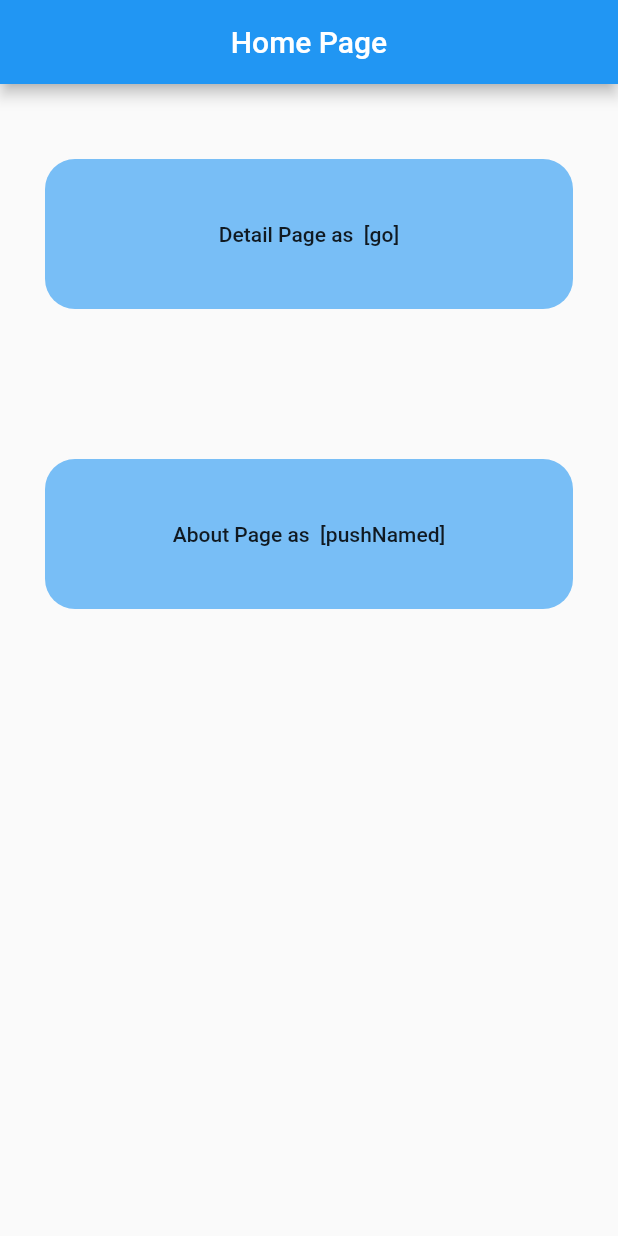
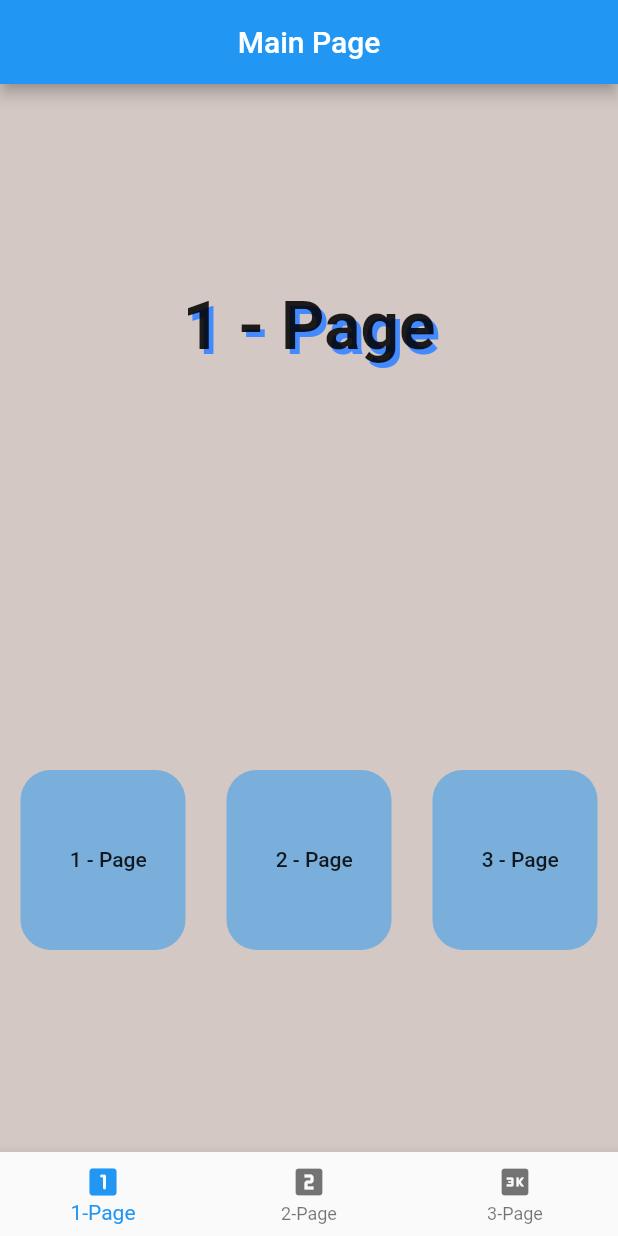
Before and after one commit to Boburbek6010/router_go, a Flutter app: the screen it shows after launch, on a phone screen of 412 x 824 dp. Run offline on Flutter 3.47's test engine with Material 2 defaults, Android fonts, the phone set to English and light mode, and no system bars; our stand-ins replace go_router.

Commit message:
2-commit

```diff
--- a/lib/pages/about_page.dart
+++ /dev/null
@@ -1,35 +0,0 @@
-import 'package:flutter/material.dart';
-import 'package:go_router/go_router.dart';
-
-class AboutPage extends StatelessWidget {
-  const AboutPage({Key? key}) : super(key: key);
-
-  @override
-  Widget build(BuildContext context) {
-    return Scaffold(
-      appBar: AppBar(
-        centerTitle: true,
-        title: const Text("About Page"),
-      ),
-      body: Center(
-        child: Container(
-          height: 200,
-          width: 200,
-          decoration: BoxDecoration(
-            borderRadius: BorderRadius.circular(20),
-            color: Colors.blue.withOpacity(0.5),
-          ),
-          child: MaterialButton(
-            padding: EdgeInsets.zero,
-            splashColor: Colors.black,
-            shape: RoundedRectangleBorder(
-              borderRadius: BorderRadius.circular(20),
-            ),
-            onPressed: () => context.go('/home_page'),
-            child: const Text('Go back Home Page'),
-          ),
-        ),
-      ),
-    );
-  }
-}
--- /dev/null
+++ b/lib/pages/first_page.dart
@@ -0,0 +1,91 @@
+import 'package:flutter/material.dart';
+import 'package:go_router/go_router.dart';
+
+class FirstPage extends StatefulWidget {
+  const FirstPage({Key? key}) : super(key: key);
+
+  @override
+  State<FirstPage> createState() => _FirstPageState();
+}
+
+class _FirstPageState extends State<FirstPage> {
+  @override
+  Widget build(BuildContext context) {
+
+    return Scaffold(
+     backgroundColor: Colors.brown.withOpacity(0.3),
+      body: Column(
+        mainAxisAlignment: MainAxisAlignment.spaceAround,
+        children: [
+          const Text("1 - Page", style: TextStyle(
+            fontSize: 45,
+            fontWeight: FontWeight.w700,
+            shadows: [
+              Shadow(
+                color: Colors.blueAccent,
+                offset: Offset(3, 3),
+                blurRadius: 0,
+              )
+            ]
+          ),),
+          Row(
+            mainAxisAlignment: MainAxisAlignment.spaceAround,
+            children: [
+              Container(
+                height: 120,
+                width: 110,
+                decoration: BoxDecoration(
+                  borderRadius: BorderRadius.circular(20),
+                  color: Colors.blue.withOpacity(0.5),
+                ),
+                child: MaterialButton(
+                  padding: EdgeInsets.zero,
+                  splashColor: Colors.black,
+                  shape: RoundedRectangleBorder(
+                    borderRadius: BorderRadius.circular(20),
+                  ),
+                  onPressed: () => context.go("/main_page"),
+                  child: const Text('  1 - Page'),
+                ),
+              ),
+              Container(
+                height: 120,
+                width: 110,
+                decoration: BoxDecoration(
+                  borderRadius: BorderRadius.circular(20),
+                  color: Colors.blue.withOpacity(0.5),
+                ),
+                child: MaterialButton(
+                  padding: EdgeInsets.zero,
+                  splashColor: Colors.black,
+                  shape: RoundedRectangleBorder(
+                    borderRadius: BorderRadius.circular(20),
+                  ),
+                  onPressed: () => context.go('/main_page'),
+                  child: const Text('  2 - Page'),
+                ),
+              ),
+              Container(
+                height: 120,
+                width: 110,
+                decoration: BoxDecoration(
+                  borderRadius: BorderRadius.circular(20),
+                  color: Colors.blue.withOpacity(0.5),
+                ),
+                child: MaterialButton(
+                  padding: EdgeInsets.zero,
+                  splashColor: Colors.black,
+                  shape: RoundedRectangleBorder(
+                    borderRadius: BorderRadius.circular(20),
+                  ),
+                  onPressed: () => context.go('/main_page'),
+                  child: const Text('  3 - Page'),
+                ),
+              ),
+            ],
+          ),
+        ],
+      ),
+    );
+  }
+}
--- a/lib/pages/home_page.dart
+++ b/lib/pages/home_page.dart
@@ -1,6 +1,5 @@
 import 'package:flutter/material.dart';
 import 'package:go_router/go_router.dart';
-import 'package:router_go/widgets/item_widget.dart';
 
 class HomePage extends StatelessWidget {
   const HomePage({Key? key}) : super(key: key);
@@ -54,10 +53,6 @@ class HomePage extends StatelessWidget {
     // }
 
     return Scaffold(
-      appBar: AppBar(
-        centerTitle: true,
-        title: const Text("Home Page"),
-      ),
       body: ListView.builder(
         padding: const EdgeInsets.symmetric(vertical: 50),
         itemCount: items.length,
--- /dev/null
+++ b/lib/pages/main_page.dart
@@ -0,0 +1,67 @@
+import 'package:flutter/material.dart';
+import 'package:router_go/pages/second_page.dart';
+import 'package:router_go/pages/first_page.dart';
+import 'package:router_go/pages/third_page.dart';
+
+class MainPage extends StatefulWidget {
+  const MainPage({Key? key}) : super(key: key);
+
+  @override
+  State<MainPage> createState() => _MainPageState();
+}
+
+class _MainPageState extends State<MainPage> {
+  @override
+  Widget build(BuildContext context) {
+
+    int currentIndex = 0;
+    final PageController pageController = PageController();
+
+    void onItemTapped(int index){
+      setState(() {
+        currentIndex = index;
+      });
+      pageController.jumpToPage(index);
+    }
+
+    final pages = <Widget>[
+      const FirstPage(),
+      const SecondPage(),
+      const ThirdPage(),
+    ];
+
+    return Scaffold(
+      appBar: AppBar(
+        title: const Text("Main Page"),
+        centerTitle: true,
+      ),
+      body: PageView(
+        onPageChanged: (page){
+          setState(() {
+            currentIndex = page;
+          });
+        },
+        controller: pageController,
+        children: pages,
+      ),
+      bottomNavigationBar: BottomNavigationBar(
+        onTap: onItemTapped,
+        currentIndex: currentIndex,
+        items: const [
+          BottomNavigationBarItem(
+            icon: Icon(Icons.looks_one_rounded),
+            label: "1-Page",
+          ),
+          BottomNavigationBarItem(
+            icon: Icon(Icons.looks_two),
+            label: "2-Page",
+          ),
+          BottomNavigationBarItem(
+            icon: Icon(Icons.three_k),
+            label: "3-Page",
+          ),
+        ],
+      ),
+    );
+  }
+}
--- a/lib/service/router_config.dart
+++ b/lib/service/router_config.dart
@@ -1,13 +1,29 @@
 import 'package:flutter/cupertino.dart';
 import 'package:go_router/go_router.dart';
-import 'package:router_go/pages/about_page.dart';
-import 'package:router_go/pages/detail_page.dart';
+import 'package:router_go/pages/second_page.dart';
+import 'package:router_go/pages/first_page.dart';
 import 'package:router_go/pages/home_page.dart';
+import 'package:router_go/pages/third_page.dart';
+import 'package:router_go/pages/main_page.dart';
 
 class RouterConfigService {
   static final GoRouter router = GoRouter(
-    initialLocation: '/home_page',
+    initialLocation: '/main_page',
     routes: [
+      GoRoute(
+        name: "third",
+        path: "/third_page",
+        builder: (BuildContext context, GoRouterState state) {
+          return const ThirdPage();
+        },
+      ),
+      GoRoute(
+        name: "main",
+        path: "/main_page",
+        builder: (BuildContext context, GoRouterState state) {
+          return const MainPage();
+        },
+      ),
       GoRoute(
         name: "home",
         path: "/home_page",
@@ -16,17 +32,17 @@ class RouterConfigService {
         },
       ),
       GoRoute(
-        name: 'detail',
-        path: "/detail_page",
+        name: 'first',
+        path: "/first_page",
         builder: (BuildContext context, GoRouterState state) {
-          return const DetailPage();
+          return const FirstPage();
         },
       ),
       GoRoute(
-        name: 'about',
-        path: "/about_page",
+        name: 'second',
+        path: "/second_page",
         builder: (BuildContext context, GoRouterState state) {
-          return const AboutPage();
+          return const SecondPage();
         },
       ),
     ]
```
Also changed, not shown: lib/pages/detail_page.dart (deleted, +0 -35 lines), lib/pages/second_page.dart (added, +85 -0 lines), lib/pages/third_page.dart (added, +85 -0 lines).
